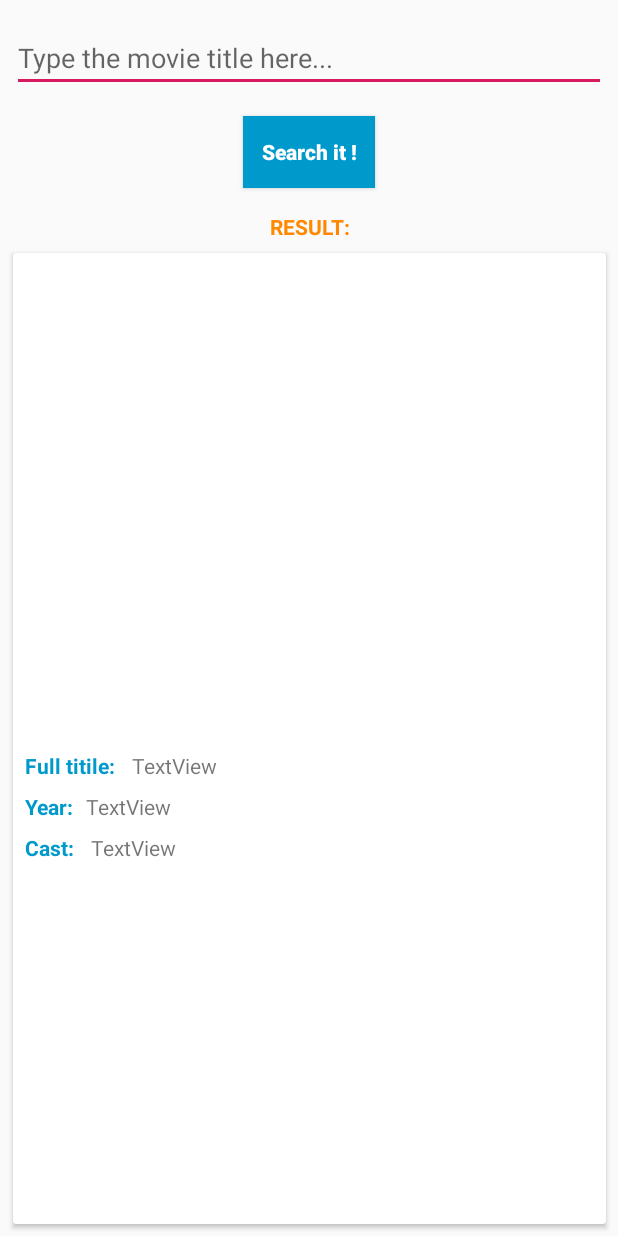
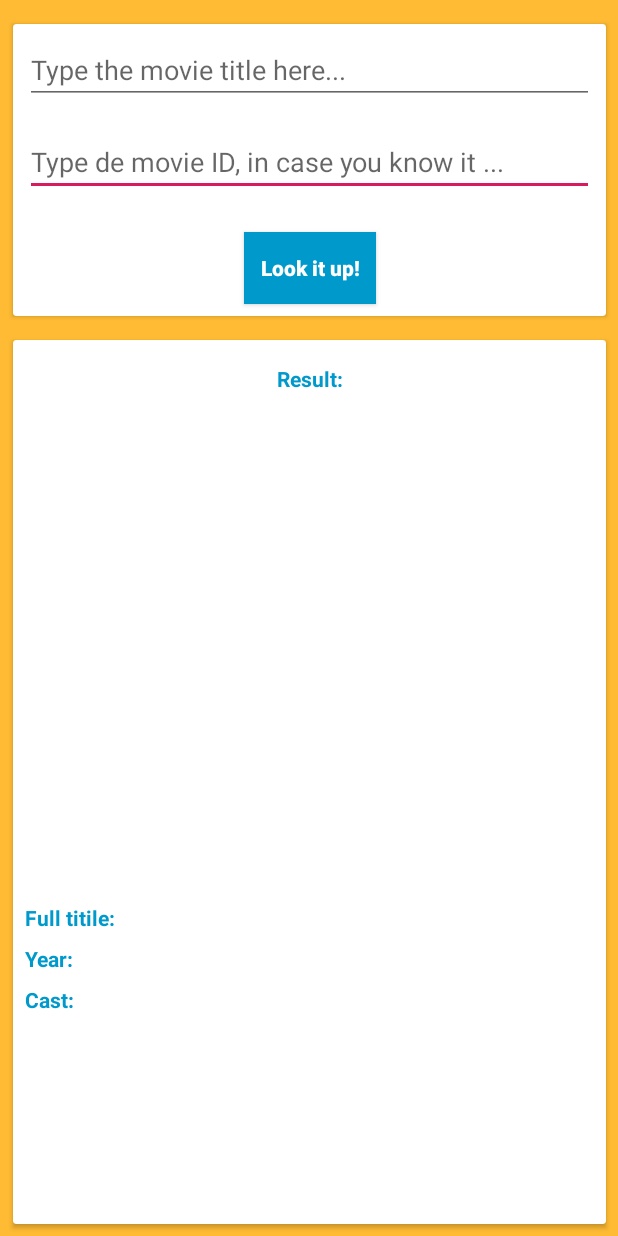
Before and after one commit to MatheusMinguiniPostGraduation/TrabalhoFinalAndroid2, an Android app: the screen it shows after launch (MainActivity), on a phone screen of 412 x 824 dp. Run offline under Robolectric (Android 15) with nearby library versions, the phone set to English and light mode, and no system bars; our stand-ins replace Picasso; libraries missing offline, so code that uses them is left out: org.jetbrains.anko; pictures from the network do not load.

Commit message:
Adicionando novo layout

```diff
--- a/app/src/main/java/ifsp/edu/br/minguini/matheus/trabalhoFinal2/fragment/MainFragment.kt
+++ b/app/src/main/java/ifsp/edu/br/minguini/matheus/trabalhoFinal2/fragment/MainFragment.kt
@@ -24,7 +24,7 @@ class MainFragment : Fragment() {
         val moviesAPI = OmdbGateway(activity as MainActivity)
 
         layoutView.searchMovieButton.setOnClickListener {
-            moviesAPI.searchMovie(layoutView.movieDescriptionEditText.text.toString())
+            moviesAPI.searchMovie(layoutView.movieDescripitionEditText.text.toString())
         }
 
         moviesAPI.callback = object : MovieCallbackInterface {
@@ -43,6 +43,13 @@ class MainFragment : Fragment() {
         return layoutView
     }
 
+
+    fun setMovieInformationVisibilityToTrue(layoutView : View){
+        layoutView.fullTitleTextView.visibility = View.VISIBLE;
+        layoutView.yearTextView.visibility = View.VISIBLE;
+        layoutView.castTextView.visibility = View.VISIBLE;
+    }
+
     fun ImageView.loadImageIntoView(url: String) {
         Picasso.get().load(url).into(this)
     }
--- a/app/src/main/res/layout/frame_main.xml
+++ b/app/src/main/res/layout/frame_main.xml
@@ -11,5 +11,5 @@
     <FrameLayout
             android:id="@+id/fragmentContainer"
             android:layout_width="match_parent"
-            android:layout_height="match_parent"/>
+            android:layout_height="match_parent" android:background="@android:color/holo_orange_light"/>
 </LinearLayout>
--- a/app/src/main/res/layout/main_fragment.xml
+++ b/app/src/main/res/layout/main_fragment.xml
@@ -3,53 +3,87 @@
                                              xmlns:app="http://schemas.android.com/apk/res-auto" xmlns:tools="http://schemas.android.com/tools" android:layout_width="match_parent"
                                              android:layout_height="match_parent">
 
-    <TextView
-            android:text="Result:"
-            android:layout_width="wrap_content"
-            android:layout_height="wrap_content" android:id="@+id/textView2" android:textStyle="bold"
-            android:textAllCaps="true" android:textColor="@android:color/holo_orange_dark"
-            android:textAlignment="center"
-            android:layout_marginStart="8dp"
-            app:layout_constraintStart_toStartOf="parent" android:layout_marginEnd="8dp"
+
+    <android.support.v7.widget.CardView
+            android:layout_width="395dp"
+            android:layout_height="wrap_content"
             app:layout_constraintEnd_toEndOf="parent"
             android:layout_marginTop="16dp"
-            app:layout_constraintTop_toBottomOf="@+id/searchMovieButton"/>
+            app:layout_constraintTop_toTopOf="parent" app:layout_constraintStart_toStartOf="parent"
+            android:layout_marginStart="8dp" android:id="@+id/cardView2" android:layout_marginEnd="8dp">
+        <android.support.constraint.ConstraintLayout
+                android:layout_width="match_parent"
+                android:layout_height="match_parent">
+
             <EditText
                     android:layout_width="0dp"
                     android:layout_height="wrap_content"
                     android:inputType="textPersonName"
                     android:ems="10"
-            android:id="@+id/movieDescriptionEditText" android:layout_marginStart="8dp"
+                    android:id="@+id/movieIdEditText"
+                    android:hint="Type de movie ID, in case you know it ..."
+                    android:textColorLink="@android:color/holo_blue_dark"
+                    tools:textColorLink="@android:color/holo_blue_dark"
+                    android:layout_marginTop="16dp"
+                    app:layout_constraintTop_toBottomOf="@+id/movieDescripitionEditText"
+                    android:layout_marginStart="8dp"
                     app:layout_constraintStart_toStartOf="parent" android:layout_marginEnd="8dp"
-            app:layout_constraintEnd_toEndOf="parent"
+                    app:layout_constraintEnd_toEndOf="parent" android:layout_marginBottom="8dp"
+                    app:layout_constraintBottom_toTopOf="@+id/searchMovieButton"/>
+            <EditText
+                    android:layout_width="0dp"
+                    android:layout_height="wrap_content"
+                    android:inputType="textPersonName"
+                    android:ems="10"
+                    android:id="@+id/movieDescripitionEditText"
                     android:hint="Type the movie title here..."
-            app:layout_constraintHorizontal_bias="1.0" android:layout_marginTop="16dp"
-            app:layout_constraintTop_toTopOf="parent" android:textColorLink="@android:color/holo_blue_dark"
-            tools:textColorLink="@android:color/holo_blue_dark"/>
+                    android:textColorLink="@android:color/holo_orange_light"
+                    android:layout_marginTop="8dp"
+                    app:layout_constraintTop_toTopOf="parent" android:layout_marginStart="8dp"
+                    app:layout_constraintStart_toStartOf="parent" android:layout_marginEnd="8dp"
+                    app:layout_constraintEnd_toEndOf="parent"/>
             <Button
-            android:text="Search it !"
+                    android:text="Look it up!"
                     android:layout_width="wrap_content"
                     android:layout_height="wrap_content"
                     android:id="@+id/searchMovieButton"
-            app:layout_constraintStart_toStartOf="parent" android:layout_marginStart="8dp"
-            app:layout_constraintEnd_toEndOf="parent" android:layout_marginEnd="8dp"
                     android:background="@android:color/holo_blue_dark"
                     style="@style/Widget.AppCompat.Button"
                     android:textAppearance="@style/TextAppearance.AppCompat.Body2" android:textStyle="bold"
                     android:textColor="@android:color/background_light"
-            android:layout_marginTop="16dp" app:layout_constraintTop_toBottomOf="@+id/movieDescriptionEditText"/>
+                    android:layout_marginTop="16dp"
+                    app:layout_constraintTop_toBottomOf="@+id/movieIdEditText" android:layout_marginStart="8dp"
+                    app:layout_constraintStart_toStartOf="parent" android:layout_marginEnd="8dp"
+                    app:layout_constraintEnd_toEndOf="parent" android:layout_marginBottom="8dp"
+                    app:layout_constraintBottom_toBottomOf="parent"/>
+        </android.support.constraint.ConstraintLayout>
+    </android.support.v7.widget.CardView>
+
+
     <android.support.v7.widget.CardView
             android:layout_width="395dp"
             android:layout_height="0dp"
-            android:layout_marginBottom="8dp"
-            app:layout_constraintBottom_toBottomOf="parent" app:layout_constraintEnd_toEndOf="parent"
-            app:layout_constraintStart_toStartOf="parent"
-            android:layout_marginTop="8dp" app:layout_constraintTop_toBottomOf="@+id/textView2">
+            app:layout_constraintEnd_toEndOf="parent"
+            android:id="@+id/cardView" android:layout_marginEnd="8dp" android:layout_marginTop="16dp"
+            app:layout_constraintTop_toBottomOf="@+id/cardView2" app:layout_constraintStart_toStartOf="parent"
+            android:layout_marginStart="8dp"
+            app:layout_constraintBottom_toBottomOf="parent" android:layout_marginBottom="8dp">
 
         <android.support.constraint.ConstraintLayout
                 android:layout_width="match_parent"
                 android:layout_height="match_parent">
 
+            <TextView
+                    android:text="Result:"
+                    android:layout_width="wrap_content"
+                    android:layout_height="wrap_content" android:id="@+id/textView4"
+                    android:textAllCaps="false" android:textColor="@android:color/holo_blue_dark"
+                    android:textAlignment="center"
+                    android:layout_marginEnd="8dp"
+                    app:layout_constraintEnd_toEndOf="parent"
+                    android:layout_marginStart="8dp"
+                    app:layout_constraintStart_toStartOf="parent" android:layout_marginTop="16dp"
+                    app:layout_constraintTop_toTopOf="parent" android:textStyle="bold"/>
             <TextView
                     android:text="Cast: "
                     android:layout_width="wrap_content"
@@ -63,9 +97,11 @@
                     android:layout_width="0dp"
                     android:layout_height="300dp"
                     android:scaleType="fitXY"
-                    app:layout_constraintTop_toTopOf="parent" app:layout_constraintStart_toStartOf="parent"
+                    app:layout_constraintStart_toStartOf="parent"
                     app:layout_constraintEnd_toEndOf="parent"
-                    android:layout_marginStart="16dp" android:layout_marginEnd="16dp" android:layout_marginTop="8dp"/>
+                    android:layout_marginStart="16dp" android:layout_marginEnd="16dp"
+                    app:layout_constraintHorizontal_bias="0.0" android:layout_marginTop="16dp"
+                    app:layout_constraintTop_toBottomOf="@+id/textView4"/>
             <TextView
                     android:text="Full titile: "
                     android:layout_width="wrap_content"
@@ -88,21 +124,23 @@
                     android:layout_height="wrap_content"
                     android:id="@+id/fullTitleTextView" app:layout_constraintStart_toEndOf="@+id/textView"
                     android:layout_marginStart="8dp"
-                    app:layout_constraintTop_toTopOf="@+id/textView"/>
+                    app:layout_constraintTop_toTopOf="@+id/textView" android:visibility="invisible"/>
             <TextView
                     android:text="TextView"
                     android:layout_width="wrap_content"
                     android:layout_height="wrap_content"
-                    android:id="@+id/yearTextView" app:layout_constraintStart_toEndOf="@+id/textView3"
-                    android:layout_marginStart="8dp"
-                    app:layout_constraintTop_toTopOf="@+id/textView3"/>
+                    android:id="@+id/yearTextView"
+                    android:visibility="invisible"
+                    app:layout_constraintTop_toTopOf="@+id/textView3"
+                    app:layout_constraintStart_toEndOf="@+id/textView3" android:layout_marginStart="8dp"/>
             <TextView
                     android:text="TextView"
                     android:layout_width="wrap_content"
                     android:layout_height="wrap_content"
                     android:id="@+id/castTextView"
                     app:layout_constraintTop_toTopOf="@+id/textView6"
-                    app:layout_constraintStart_toEndOf="@+id/textView6" android:layout_marginStart="8dp"/>
+                    app:layout_constraintStart_toEndOf="@+id/textView6" android:layout_marginStart="8dp"
+                    android:visibility="invisible"/>
 
         </android.support.constraint.ConstraintLayout>
 
```
Lines whose indentation alone changed are shown as unchanged.
